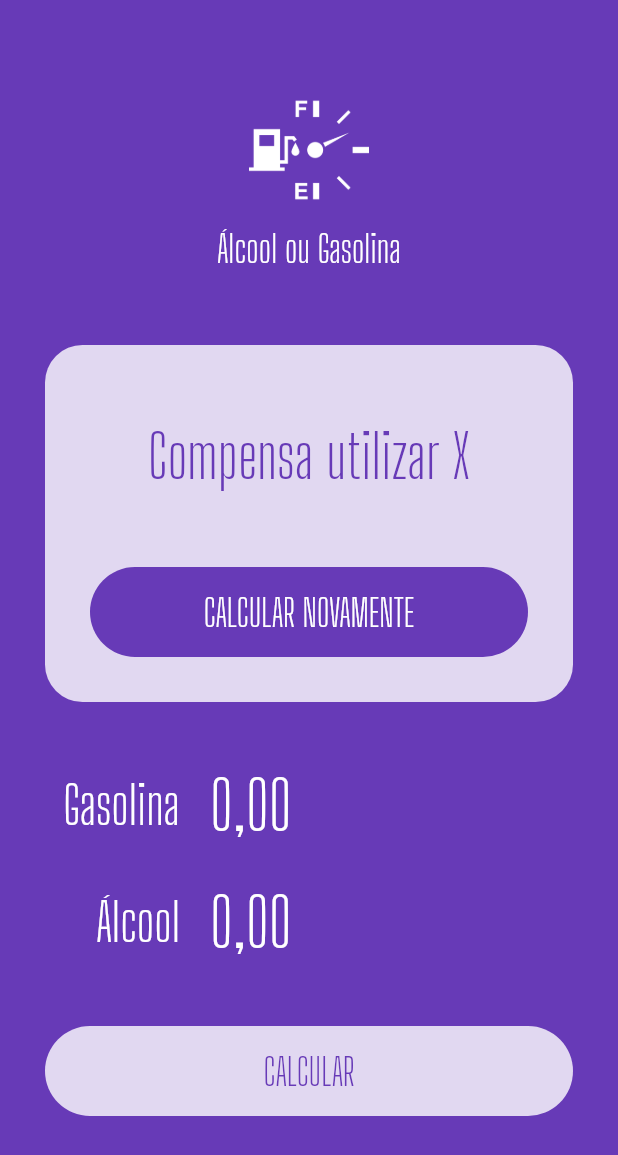
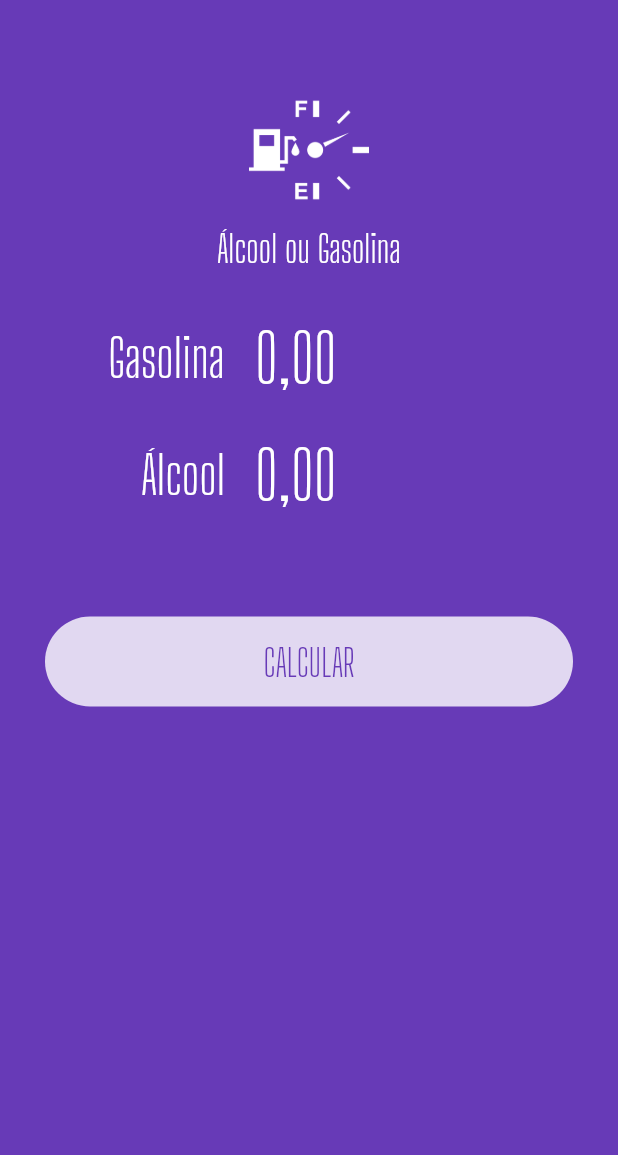
Before and after one commit to damasio34/qualcombustivel, a Flutter app: the screen it shows after launch, on a phone screen of 412 x 824 dp. Shown: the top 1155 px of the screen. Run offline on Flutter 3.47's test engine with Material 2 defaults, Android fonts, the phone set to English and light mode, and no system bars; our stand-ins replace flutter_masked_text.

Commit message:
Componentização do formulação de submissão

```diff
--- a/lib/main.dart
+++ b/lib/main.dart
@@ -3,6 +3,7 @@ import 'package:flutter_masked_text/flutter_masked_text.dart';
 import 'package:qualcombustivel/widgets/input.widget.dart';
 import 'package:qualcombustivel/widgets/loading-button.widget.dart';
 import 'package:qualcombustivel/widgets/logo.widget.dart';
+import 'package:qualcombustivel/widgets/submit-form.widget.dart';
 import 'package:qualcombustivel/widgets/success.widget.dart';
 
 void main() {
@@ -36,25 +37,17 @@ class HomePage extends StatelessWidget {
       body: ListView(
         children: <Widget>[
           Logo(),
-          Success(
-            result: "Compensa utilizar X",
-            reset: () {}
-          ),
-          Input(
-            ctrl: this._gasCtrl,
-            label: "Gasolina"
-          ),
-          Input(
-            ctrl: this._alcCtrl,
-            label: "Álcool"
-          ),
-          LoadingButton(
+          // Success(
+          //   result: "Compensa utilizar X",
+          //   reset: () {}
+          // ),
+          SubmitForm(
+            gasCtrl: this._gasCtrl,
+            alcCtrl: this._alcCtrl,
             busy: false,
-            func: (){},
-            text: "CALCULAR",
-            invert: false
-          ),
-        ],
+            submitFunc: () {},
+          )
+        ]
       )
     );
   }
--- /dev/null
+++ b/lib/widgets/submit-form.widget.dart
@@ -0,0 +1,56 @@
+import 'package:flutter/material.dart';
+import 'package:flutter_masked_text/flutter_masked_text.dart';
+
+import 'input.widget.dart';
+import 'loading-button.widget.dart';
+
+class SubmitForm extends StatelessWidget {
+  var gasCtrl = new MoneyMaskedTextController();
+  var alcCtrl = new MoneyMaskedTextController();
+  var busy = false;
+  Function submitFunc;
+
+  SubmitForm({
+    @required this.gasCtrl,
+    @required this.alcCtrl,
+    @required this.busy,
+    @required this.submitFunc
+  });
+
+  @override
+  Widget build(BuildContext context) {
+    return Column(
+      children: <Widget>[
+        Padding(
+          padding: EdgeInsets.only(
+            left:30,
+            right: 30
+          ),
+          child: Input(
+            ctrl: gasCtrl,
+            label: "Gasolina"
+          ),
+        ),
+        Padding(
+          padding: EdgeInsets.only(
+            left:30,
+            right: 30
+          ),
+          child: Input(
+            ctrl: alcCtrl,
+            label: "Álcool"
+          ),
+        ),
+        SizedBox(
+          height: 25,
+        ),
+        LoadingButton(
+          busy: busy,
+          func: submitFunc,
+          text: "CALCULAR",
+          invert: false
+        )
+      ],
+    );
+  }
+}
```
